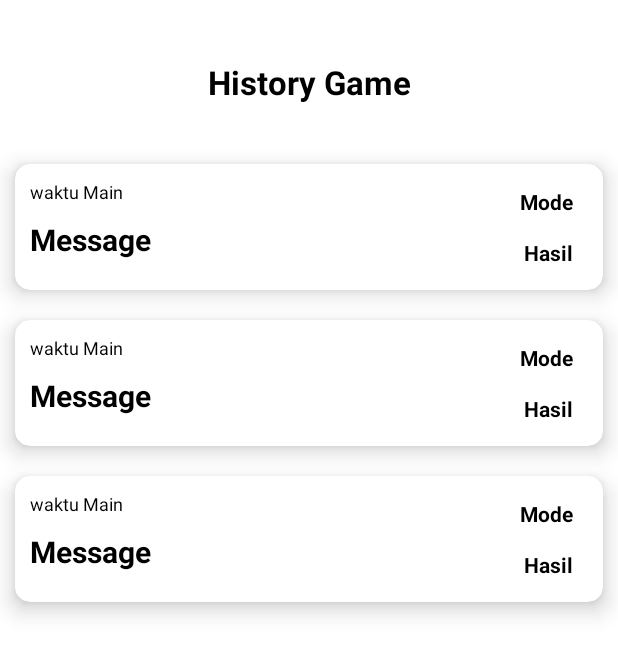
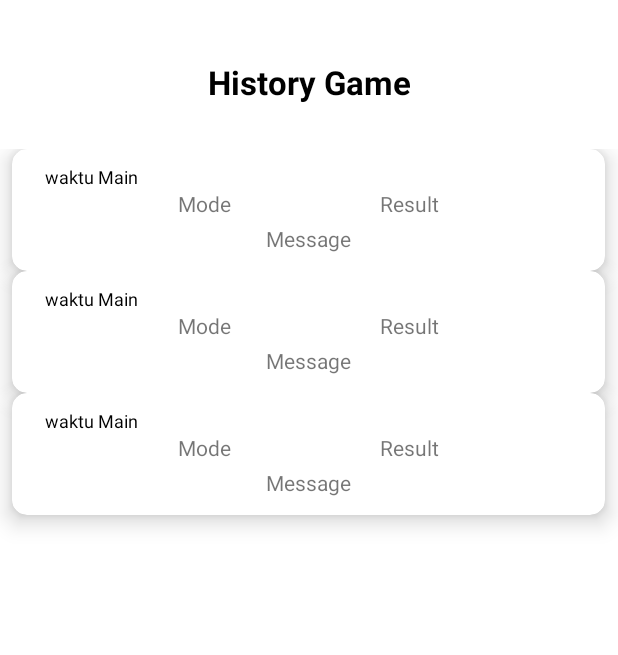
Before and after one commit to diigel/BinarAcademyChallengeChap7, an Android app: the layout fragment_leader_board.xml on its own in the app's theme, with its tools: preview values and no code run, on a phone screen of 412 x 824 dp. Shown: the top 655 px of the screen. Run offline under Robolectric (Android 15) with nearby library versions, the phone set to English and light mode, and no system bars; network calls fail.

Commit message:
add feature battle history and set battle result

```diff
--- a/app/src/main/java/com/ranggacikal/challengechapter5/ui/adapter/HistoryBattleAdapter.kt
+++ b/app/src/main/java/com/ranggacikal/challengechapter5/ui/adapter/HistoryBattleAdapter.kt
@@ -32,10 +32,10 @@ class HistoryBattleAdapter: RecyclerView.Adapter<HistoryBattleAdapter.HistoryBat
     inner class HistoryBattleViewHolder(private val binding: ItemHistoryBinding): RecyclerView.ViewHolder(binding.root) {
         fun bind (historyBattleData: BattleHistoryResponse.Data) = binding.run {
             tvItemTime.text = historyBattleData.createdAt
-            tvItemHasil.text = historyBattleData.result
+
+            tvItemResult.text = historyBattleData.result
             tvItemMode.text = historyBattleData.mode
-//            tvItemMessage.text = historyBattleData.message
-            tvItemMessage.text = "historyBattleData.message"
+            tvItemMessage.text = historyBattleData.message
         }
     }
 
--- a/app/src/main/java/com/ranggacikal/challengechapter5/ui/presenter/GamePresenter.kt
+++ b/app/src/main/java/com/ranggacikal/challengechapter5/ui/presenter/GamePresenter.kt
@@ -108,7 +108,7 @@ class GamePresenter(val data: GameView) {
         }
         btnBackMenu.setOnClickListener {
             dialog.dismiss()
-            val action = GameFragmentDirections.actionBackToMenu(name)
+            val action = GameFragmentDirections.actionBackToMenu()
             Navigation.findNavController(root).navigate(action)
         }
         dialog.show()
@@ -137,7 +137,7 @@ class GamePresenter(val data: GameView) {
         }
         btnBackMenu.setOnClickListener {
             dialog.dismiss()
-            val action = GameFragmentDirections.actionBackToMenu(playerName)
+            val action = GameFragmentDirections.actionBackToMenu()
             Navigation.findNavController(root).navigate(action)
         }
         dialog.show()
@@ -161,7 +161,7 @@ class GamePresenter(val data: GameView) {
         }
         btnBackMenu.setOnClickListener {
             dialog.dismiss()
-            val action = GameFragmentDirections.actionBackToMenu(name)
+            val action = GameFragmentDirections.actionBackToMenu()
             Navigation.findNavController(root).navigate(action)
         }
         dialog.show()
--- a/app/src/main/java/com/ranggacikal/challengechapter5/ui/viewModel/GameViewModel.kt
+++ b/app/src/main/java/com/ranggacikal/challengechapter5/ui/viewModel/GameViewModel.kt
@@ -108,7 +108,7 @@ class GameViewModel : ViewModel() {
         }
         btnBackMenu.setOnClickListener {
             dialog.dismiss()
-            val action = GameFragmentDirections.actionBackToMenu(name)
+            val action = GameFragmentDirections.actionBackToMenu()
             Navigation.findNavController(root).navigate(action)
         }
         dialog.show()
@@ -137,7 +137,7 @@ class GameViewModel : ViewModel() {
         }
         btnBackMenu.setOnClickListener {
             dialog.dismiss()
-            val action = GameFragmentDirections.actionBackToMenu(playerName)
+            val action = GameFragmentDirections.actionBackToMenu()
             Navigation.findNavController(root).navigate(action)
         }
         dialog.show()
@@ -161,7 +161,7 @@ class GameViewModel : ViewModel() {
         }
         btnBackMenu.setOnClickListener {
             dialog.dismiss()
-            val action = GameFragmentDirections.actionBackToMenu(name)
+            val action = GameFragmentDirections.actionBackToMenu()
             Navigation.findNavController(root).navigate(action)
         }
         dialog.show()
--- a/app/src/main/java/com/ranggacikal/challengechapter5/ui/viewModel/HistoryBattleViewModel.kt
+++ b/app/src/main/java/com/ranggacikal/challengechapter5/ui/viewModel/HistoryBattleViewModel.kt
@@ -15,14 +15,12 @@ class HistoryBattleViewModel: ViewModel() {
     val historyBattle: MutableLiveData<BattleHistoryResponse> = MutableLiveData()
     val repository = RepositoryImpl()
 
-    fun getHistoryBattleList(): LiveData<BattleHistoryResponse> {
-        repository.getHistoryBattle().enqueue(object: Callback<BattleHistoryResponse> {
+    fun getHistoryBattleList(authToken: String): LiveData<BattleHistoryResponse> {
+        repository.getHistoryBattle("Bearer $authToken").enqueue(object: Callback<BattleHistoryResponse> {
             override fun onResponse(
                 call: Call<BattleHistoryResponse>,
                 response: Response<BattleHistoryResponse>
             ) {
-                Log.i("Response", "${response.body()}")
-                Log.i("Response 2", "$response")
                 if(response.isSuccessful) {
                     historyBattle.postValue(response.body())
                 } else {
--- a/app/src/main/res/layout/fragment_leader_board.xml
+++ b/app/src/main/res/layout/fragment_leader_board.xml
@@ -6,28 +6,42 @@
     android:layout_height="match_parent"
     tools:context=".ui.LeaderBoardFragment">
 
-
     <androidx.recyclerview.widget.RecyclerView
         android:id="@+id/rv_history"
-        android:layout_width="0dp"
+        android:layout_width="match_parent"
         android:layout_height="0dp"
         android:layout_marginTop="30dp"
         app:layout_constraintBottom_toBottomOf="parent"
         app:layout_constraintEnd_toEndOf="parent"
         app:layout_constraintStart_toStartOf="parent"
-        tools:listitem="@layout/item_history"
-        app:layout_constraintTop_toBottomOf="@+id/textView2" />
+        app:layout_constraintTop_toBottomOf="@+id/textView2"
+        tools:listitem="@layout/item_history" />
+
     <TextView
         android:id="@+id/textView2"
         android:layout_width="0dp"
         android:layout_height="wrap_content"
         android:layout_marginTop="40dp"
         android:text="History Game"
+        android:textAlignment="center"
+        android:textColor="@color/black"
         android:textSize="22sp"
-        android:textColor="@color/black"
         android:textStyle="bold"
-        android:textAlignment="center"
         app:layout_constraintEnd_toEndOf="parent"
         app:layout_constraintStart_toStartOf="parent"
         app:layout_constraintTop_toTopOf="parent" />
+
+    <androidx.constraintlayout.widget.Guideline
+        android:id="@+id/guideline2"
+        android:layout_width="wrap_content"
+        android:layout_height="wrap_content"
+        android:orientation="vertical"
+        app:layout_constraintGuide_begin="20dp" />
+
+    <androidx.constraintlayout.widget.Guideline
+        android:id="@+id/guideline3"
+        android:layout_width="wrap_content"
+        android:layout_height="wrap_content"
+        android:orientation="vertical"
+        app:layout_constraintGuide_begin="20dp" />
 </androidx.constraintlayout.widget.ConstraintLayout>
--- a/app/src/main/res/layout/item_history.xml
+++ b/app/src/main/res/layout/item_history.xml
@@ -1,20 +1,22 @@
 <?xml version="1.0" encoding="utf-8"?>
-<androidx.cardview.widget.CardView xmlns:android="http://schemas.android.com/apk/res/android"
+<androidx.cardview.widget.CardView
+    xmlns:android="http://schemas.android.com/apk/res/android"
     xmlns:tools="http://schemas.android.com/tools"
-    android:layout_width="match_parent"
+    xmlns:app="http://schemas.android.com/apk/res-auto"
+    android:layout_width="395dp"
     android:layout_height="wrap_content"
-    xmlns:app="http://schemas.android.com/apk/res-auto"
     app:cardCornerRadius="10dp"
     app:cardElevation="9dp"
-    android:layout_margin="10dp">
+    android:layout_marginHorizontal="8dp">
 
     <androidx.constraintlayout.widget.ConstraintLayout
         android:layout_width="match_parent"
-        android:layout_height="match_parent">
+        android:layout_height="match_parent"
+        android:paddingHorizontal="12dp">
 
         <TextView
             android:id="@+id/tv_item_time"
-            android:layout_width="0dp"
+            android:layout_width="wrap_content"
             android:layout_height="wrap_content"
             android:layout_marginStart="10dp"
             android:layout_marginTop="10dp"
@@ -26,46 +28,39 @@
             app:layout_constraintTop_toTopOf="parent" />
 
         <TextView
-            android:id="@+id/tv_item_message"
-            android:layout_width="0dp"
-            android:layout_height="wrap_content"
-            android:layout_marginStart="10dp"
-            android:layout_marginTop="10dp"
-            android:layout_marginEnd="20dp"
-            android:layout_marginBottom="20dp"
-            android:text="Message"
-            android:textColor="@color/black"
-            android:textSize="20sp"
-            android:textStyle="bold"
-            app:layout_constraintBottom_toBottomOf="parent"
-            app:layout_constraintStart_toStartOf="parent"
-            app:layout_constraintTop_toBottomOf="@+id/tv_item_time" />
-
-        <TextView
             android:id="@+id/tv_item_mode"
             android:layout_width="wrap_content"
             android:layout_height="wrap_content"
-            android:layout_marginStart="10dp"
-            android:layout_marginEnd="20dp"
+            android:layout_marginBottom="8dp"
             android:text="Mode"
-            android:textColor="@color/black"
-            android:textStyle="bold"
-            app:layout_constraintEnd_toEndOf="parent"
-            app:layout_constraintTop_toTopOf="parent"
-            app:layout_constraintBottom_toTopOf="@id/tv_item_hasil"/>
+            app:layout_constraintTop_toBottomOf="@id/tv_item_time"
+            app:layout_constraintStart_toStartOf="parent"
+            app:layout_constraintEnd_toStartOf="@id/tv_item_result"
+            />
         <TextView
-            android:id="@+id/tv_item_hasil"
+            android:id="@+id/tv_item_result"
             android:layout_width="wrap_content"
             android:layout_height="wrap_content"
-            android:layout_marginStart="10dp"
-            android:layout_marginEnd="20dp"
-            android:text="Hasil"
-            android:textColor="@color/black"
-            android:textStyle="bold"
+            android:layout_marginBottom="8dp"
+            android:text="Result"
+            app:layout_constraintStart_toEndOf="@+id/tv_item_mode"
+            app:layout_constraintTop_toBottomOf="@id/tv_item_time"
+            app:layout_constraintEnd_toEndOf="parent"
+            />
+
+        <TextView
+            android:id="@+id/tv_item_message"
+            android:layout_width="wrap_content"
+            android:layout_height="wrap_content"
+            android:text="Message"
+            android:layout_marginTop="4dp"
+            android:layout_marginBottom="12dp"
+            app:layout_constraintTop_toBottomOf="@id/tv_item_mode"
+            app:layout_constraintStart_toStartOf="parent"
+            app:layout_constraintEnd_toEndOf="parent"
             app:layout_constraintBottom_toBottomOf="parent"
-            app:layout_constraintEnd_toEndOf="parent"
-            app:layout_constraintTop_toBottomOf="@id/tv_item_mode"
-            />
+             />
+
     </androidx.constraintlayout.widget.ConstraintLayout>
 
 </androidx.cardview.widget.CardView>
```
Also changed, not shown: app/src/main/java/com/ranggacikal/challengechapter5/model/SetBattleResultResponse.kt (added, +14 -0 lines), app/src/main/java/com/ranggacikal/challengechapter5/network/ApiService.kt (+11 -2 lines), app/src/main/java/com/ranggacikal/challengechapter5/repository/Repository.kt (+4 -5 lines), app/src/main/java/com/ranggacikal/challengechapter5/repository/RepositoryImpl.kt (+11 -6 lines), app/src/main/java/com/ranggacikal/challengechapter5/ui/GameFragment.kt (+35 -2 lines), app/src/main/java/com/ranggacikal/challengechapter5/ui/LeaderBoardFragment.kt (+12 -32 lines), app/src/main/java/com/ranggacikal/challengechapter5/ui/adapter/HistoryAdapter.kt (deleted, +0 -38 lines), app/src/main/java/com/ranggacikal/challengechapter5/ui/presenter/HistoryPresenter.kt (deleted, +0 -60 lines), app/src/main/java/com/ranggacikal/challengechapter5/ui/presenter/HistoryView.kt (deleted, +0 -8 lines), app/src/main/java/com/ranggacikal/challengechapter5/ui/viewModel/SetBattleResultViewModel.kt (added, +38 -0 lines).
